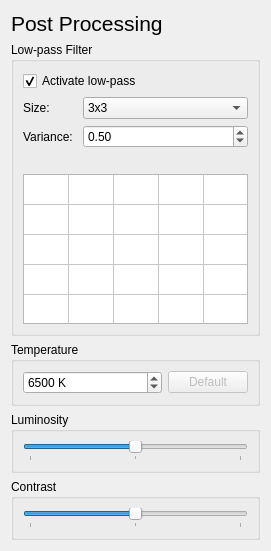
Before: the Qt Designer form PropRoom3D/Team/ArtDirector/QGlPostProdUnit.ui in wibus/ExperimentalTheatre, drawn with Qt 5.
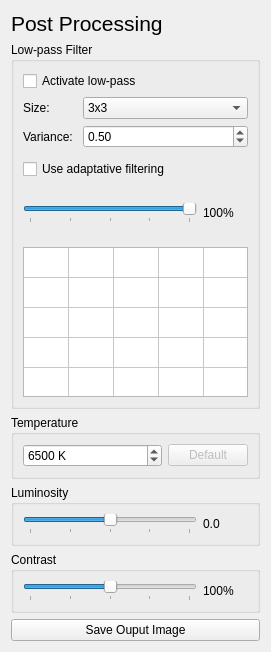
After: the same form once the commit is applied.

Commit message: Adaptative filtering done.

Patch:
```diff
--- a/PropRoom3D/Team/ArtDirector/QGlPostProdUnit.ui
+++ b/PropRoom3D/Team/ArtDirector/QGlPostProdUnit.ui
@@ -7,7 +7,7 @@
     <x>0</x>
     <y>0</y>
     <width>269</width>
-    <height>551</height>
+    <height>652</height>
    </rect>
   </property>
   <property name="windowTitle">
@@ -36,12 +36,30 @@
          <string>Activate low-pass</string>
         </property>
         <property name="checked">
-         <bool>true</bool>
+         <bool>false</bool>
         </property>
        </widget>
       </item>
       <item>
-       <layout class="QFormLayout" name="lowpassParamForm">
+       <widget class="QWidget" name="lowpassWidget" native="true">
+        <property name="enabled">
+         <bool>true</bool>
+        </property>
+        <layout class="QVBoxLayout" name="verticalLayout_3">
+         <property name="leftMargin">
+          <number>0</number>
+         </property>
+         <property name="topMargin">
+          <number>0</number>
+         </property>
+         <property name="rightMargin">
+          <number>0</number>
+         </property>
+         <property name="bottomMargin">
+          <number>0</number>
+         </property>
+         <item>
+          <layout class="QFormLayout" name="formLayout">
         <item row="0" column="0">
          <widget class="QLabel" name="lowpassSizeLabel">
           <property name="text">
@@ -51,6 +69,9 @@
         </item>
         <item row="0" column="1">
          <widget class="QComboBox" name="lowpassSizeCombo">
+             <property name="enabled">
+              <bool>true</bool>
+             </property>
           <item>
            <property name="text">
             <string>3x3</string>
@@ -72,6 +93,9 @@
         </item>
         <item row="1" column="1">
          <widget class="QDoubleSpinBox" name="lowpassVarianceSpin">
+             <property name="enabled">
+              <bool>true</bool>
+             </property>
           <property name="maximum">
            <double>5.000000000000000</double>
           </property>
@@ -85,6 +109,78 @@
         </item>
        </layout>
       </item>
+         <item>
+          <widget class="QCheckBox" name="useAdaptativeFilteringCheck">
+           <property name="text">
+            <string>Use adaptative filtering</string>
+           </property>
+          </widget>
+         </item>
+         <item>
+          <widget class="QWidget" name="adaptativeWidget" native="true">
+           <property name="enabled">
+            <bool>true</bool>
+           </property>
+           <layout class="QHBoxLayout" name="horizontalLayout_4">
+            <property name="leftMargin">
+             <number>0</number>
+            </property>
+            <property name="topMargin">
+             <number>0</number>
+            </property>
+            <property name="rightMargin">
+             <number>0</number>
+            </property>
+            <property name="bottomMargin">
+             <number>0</number>
+            </property>
+            <item>
+             <widget class="QSlider" name="adaptativeFactorSlider">
+              <property name="enabled">
+               <bool>true</bool>
+              </property>
+              <property name="maximum">
+               <number>100</number>
+              </property>
+              <property name="value">
+               <number>100</number>
+              </property>
+              <property name="orientation">
+               <enum>Qt::Horizontal</enum>
+              </property>
+              <property name="tickPosition">
+               <enum>QSlider::TicksBelow</enum>
+              </property>
+              <property name="tickInterval">
+               <number>25</number>
+              </property>
+             </widget>
+            </item>
+            <item>
+             <widget class="QLabel" name="adaptativeFactorLabel">
+              <property name="enabled">
+               <bool>true</bool>
+              </property>
+              <property name="minimumSize">
+               <size>
+                <width>45</width>
+                <height>0</height>
+               </size>
+              </property>
+              <property name="maximumSize">
+               <size>
+                <width>45</width>
+                <height>16777215</height>
+               </size>
+              </property>
+              <property name="text">
+               <string>100%</string>
+              </property>
+             </widget>
+            </item>
+           </layout>
+          </widget>
+         </item>
       <item>
        <widget class="QTableWidget" name="kernelTable">
         <property name="minimumSize">
@@ -183,6 +279,9 @@
      </layout>
     </widget>
    </item>
+     </layout>
+    </widget>
+   </item>
    <item>
     <widget class="QGroupBox" name="temperatureGroup">
      <property name="title">
@@ -251,7 +350,26 @@
          <enum>QSlider::TicksBelow</enum>
         </property>
         <property name="tickInterval">
-         <number>50</number>
+         <number>25</number>
+        </property>
+       </widget>
+      </item>
+      <item>
+       <widget class="QLabel" name="luminosityLabel">
+        <property name="minimumSize">
+         <size>
+          <width>45</width>
+          <height>0</height>
+         </size>
+        </property>
+        <property name="maximumSize">
+         <size>
+          <width>45</width>
+          <height>16777215</height>
+         </size>
+        </property>
+        <property name="text">
+         <string>0.0</string>
         </property>
        </widget>
       </item>
@@ -279,13 +397,39 @@
          <enum>QSlider::TicksBelow</enum>
         </property>
         <property name="tickInterval">
-         <number>50</number>
+         <number>25</number>
+        </property>
+       </widget>
+      </item>
+      <item>
+       <widget class="QLabel" name="contrastLabel">
+        <property name="minimumSize">
+         <size>
+          <width>45</width>
+          <height>0</height>
+         </size>
+        </property>
+        <property name="maximumSize">
+         <size>
+          <width>45</width>
+          <height>16777215</height>
+         </size>
+        </property>
+        <property name="text">
+         <string>100%</string>
         </property>
        </widget>
       </item>
      </layout>
     </widget>
    </item>
+   <item>
+    <widget class="QPushButton" name="saveButton">
+     <property name="text">
+      <string>Save Ouput Image</string>
+     </property>
+    </widget>
+   </item>
   </layout>
  </widget>
  <resources/>
```
Lines whose indentation alone changed are shown as unchanged. The commit also changes 4 other files.
